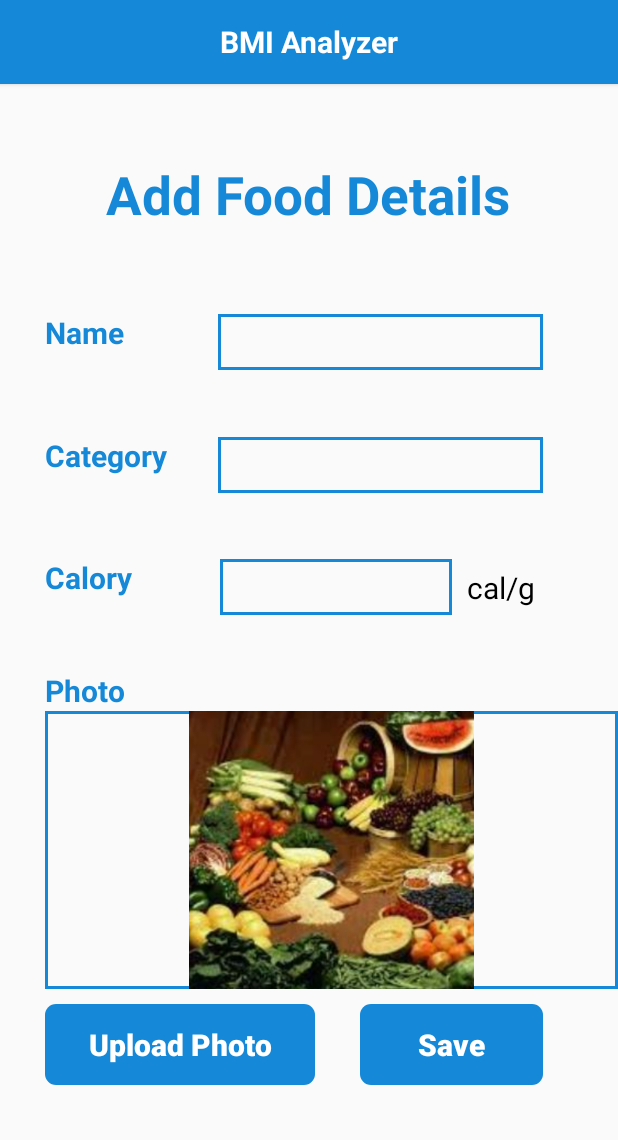
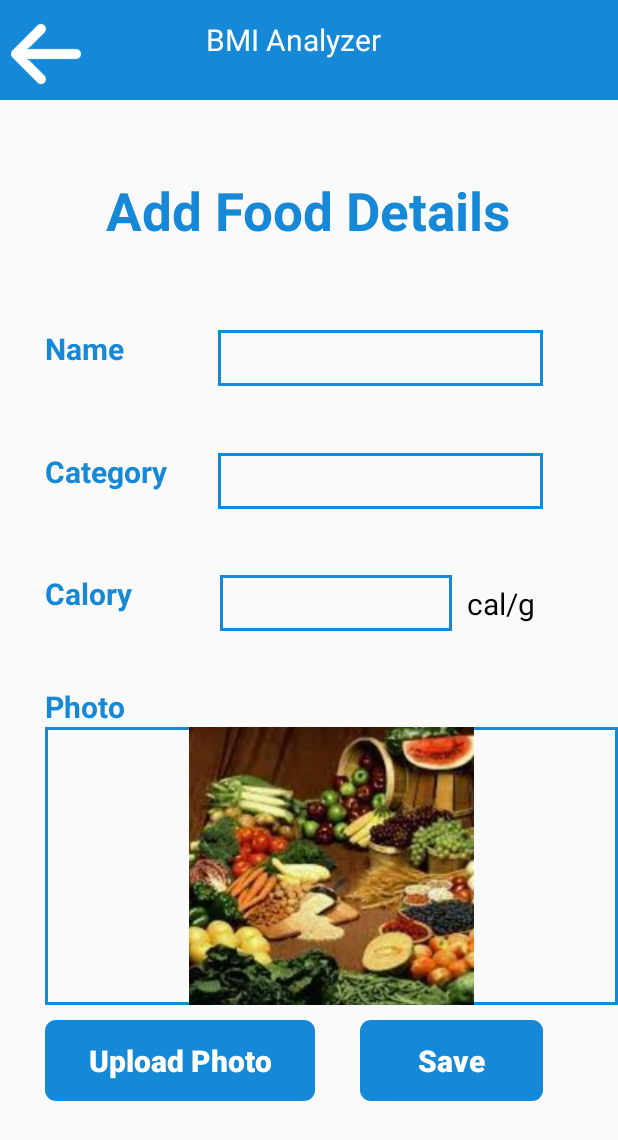
Before and after one commit to malak119/BMI_Analyzer, an Android app: the layout activity_add_food.xml on its own in the app's theme, with its tools: preview values and no code run, on a phone screen of 412 x 824 dp. Shown: the top 1140 px of the screen. Run offline under Robolectric (Android 15) with nearby library versions, the phone set to English and light mode, and no system bars.

Commit message:
Editing the files and creating another toolbar with arrow icon.

```diff
--- a/app/src/main/java/com/malakibQq/myapplication/RegistrationActivity.java
+++ b/app/src/main/java/com/malakibQq/myapplication/RegistrationActivity.java
@@ -16,7 +16,7 @@ public class RegistrationActivity extends AppCompatActivity {
 
         textView= findViewById(R.id.create);
         textView.setOnClickListener(v -> {
-            Intent intent= new Intent(RegistrationActivity.this,CompleteInformationActivity.class);
+            Intent intent= new Intent(RegistrationActivity.this,CompleteInfo.class);
             startActivity(intent);
         });
 
--- a/app/src/main/res/layout/activity_add_food.xml
+++ b/app/src/main/res/layout/activity_add_food.xml
@@ -9,7 +9,7 @@
 
     <include
         android:id="@+id/toolbar"
-        layout="@layout/toolbar" />
+        layout="@layout/toolbar2" />
 
     <TextView
         android:layout_width="wrap_content"
--- a/app/src/main/res/layout/activity_complete_information.xml
+++ b/app/src/main/res/layout/activity_complete_info.xml
@@ -6,7 +6,7 @@
     android:background="@color/white"
     android:layoutDirection="ltr"
     android:orientation="vertical"
-    tools:context=".CompleteInformationActivity">
+    tools:context=".CompleteInfo">
 
     <include android:id="@+id/toolbar"
         layout="@layout/toolbar" />
@@ -90,7 +90,7 @@
             android:text="@string/weight"
             android:textColor="@color/blue"
             android:textSize="20sp"
-             />
+            />
 
         <LinearLayout
             android:layout_width="109dp"
@@ -158,7 +158,7 @@
             android:text="@string/length"
             android:textColor="@color/blue"
             android:textSize="20sp"
-             />
+            />
 
         <LinearLayout
             android:layout_width="109dp"
--- a/app/src/main/res/layout/activity_record.xml
+++ b/app/src/main/res/layout/activity_record.xml
@@ -8,7 +8,7 @@
 
     <include
         android:id="@+id/toolbar"
-        layout="@layout/toolbar" />
+        layout="@layout/toolbar2" />
 
     <TextView
         android:layout_width="wrap_content"
--- /dev/null
+++ b/app/src/main/res/layout/toolbar2.xml
@@ -0,0 +1,44 @@
+<?xml version="1.0" encoding="utf-8"?>
+<LinearLayout xmlns:android="http://schemas.android.com/apk/res/android"
+    xmlns:tools="http://schemas.android.com/tools"
+    android:layout_width="match_parent"
+    android:layout_height="100px"
+    android:background="@color/blue">
+    <LinearLayout
+        android:layout_margin="7dp"
+        android:paddingTop="5dp"
+        android:layout_width="match_parent"
+        android:layout_height="wrap_content"
+        android:gravity="center_horizontal"
+        tools:ignore="MissingConstraints">
+        <ImageView
+            android:id="@+id/arrow"
+            android:layout_width="70px"
+            android:layout_height="70px"
+            android:src="@mipmap/arrow"
+            android:onClick="backToPreviousActivity" tools:ignore="MissingConstraints"></ImageView>
+        <View
+            android:layout_width="0dp"
+            android:layout_height="0dp"
+            android:layout_weight="1"
+            tools:ignore="MissingConstraints" />
+        <TextView
+            android:layout_width="wrap_content"
+            android:layout_height="wrap_content"
+            android:textColor="@color/white"
+            android:textSize="20dp"
+            android:text="BMI Analyzer"
+            tools:ignore="MissingConstraints"></TextView>
+        <View
+            android:layout_width="0dp"
+            android:layout_height="0dp"
+            android:layout_weight="1"></View>
+        <ImageView
+            android:layout_width="100px"
+            android:layout_height="100px"
+            android:src="@mipmap/arrow"
+            tools:ignore="MissingConstraints"
+            android:clickable="false"
+            android:alpha="0"></ImageView>tools:ignore="MissingConstraints" />
+    </LinearLayout>
+</LinearLayout>
--- a/app/src/main/res/values/strings.xml
+++ b/app/src/main/res/values/strings.xml
@@ -52,6 +52,4 @@
     <string name="normal">Normal (still Good)</string>
 
 
-
-
 </resources>
```
Also changed, not shown: app/src/main/AndroidManifest.xml (+6 -3 lines), app/src/main/java/com/malakibQq/myapplication/CompleteInfo.java (added, +21 -0 lines), app/src/main/java/com/malakibQq/myapplication/CompleteInformationActivity.java (deleted, +0 -21 lines), app/src/main/java/com/malakibQq/myapplication/HomeActivity.java (+53 -1 lines), app/src/main/java/com/malakibQq/myapplication/LoginActivity.java (+7 -0 lines), app/src/main/java/com/malakibQq/myapplication/OOP/BMIAdapter.java (+18 -10 lines), app/src/main/java/com/malakibQq/myapplication/OOP/BMIHolder.java (+9 -4 lines), app/src/main/java/com/malakibQq/myapplication/OOP/BMIRecord.java (+7 -2 lines), app/src/main/java/com/malakibQq/myapplication/OOP/User.java (+4 -4 lines), app/src/main/java/com/malakibQq/myapplication/element_view.java (added, +13 -0 lines), app/src/main/res/layout-v28/activity_complete_information.xml (deleted, +0 -256 lines), app/src/main/res/layout/activity_element_view.xml (added, +62 -0 lines), app/src/main/res/layout/activity_home.xml (+92 -93 lines), app/src/main/res/mipmap-mdpi/arrow.png (added).
